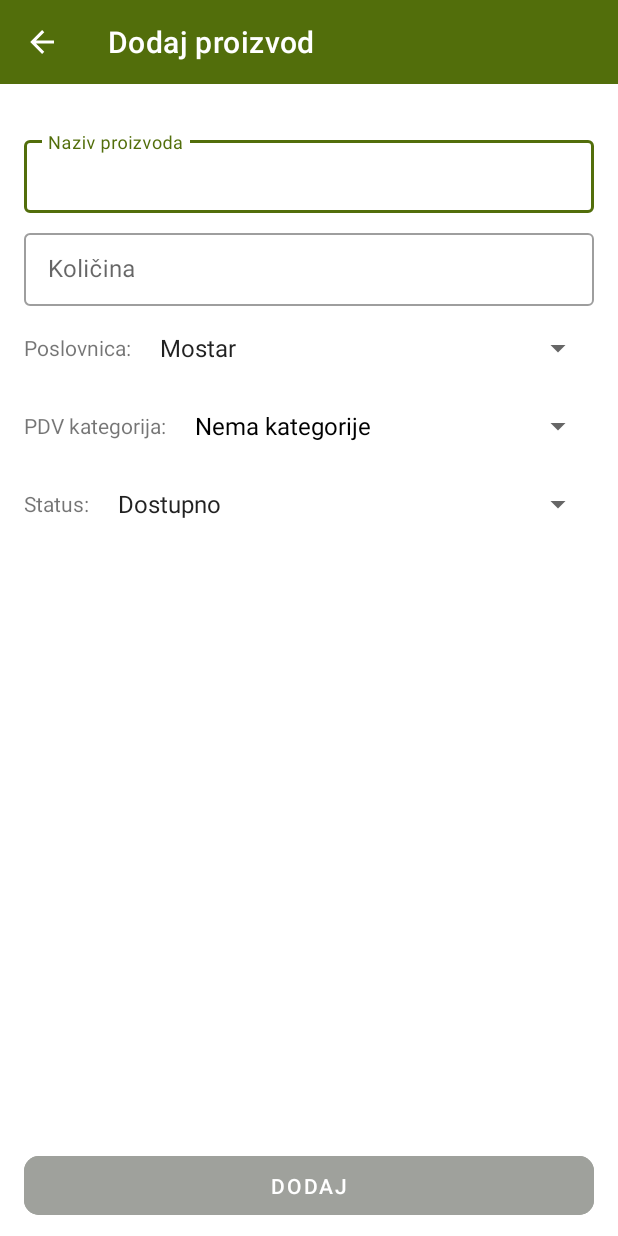
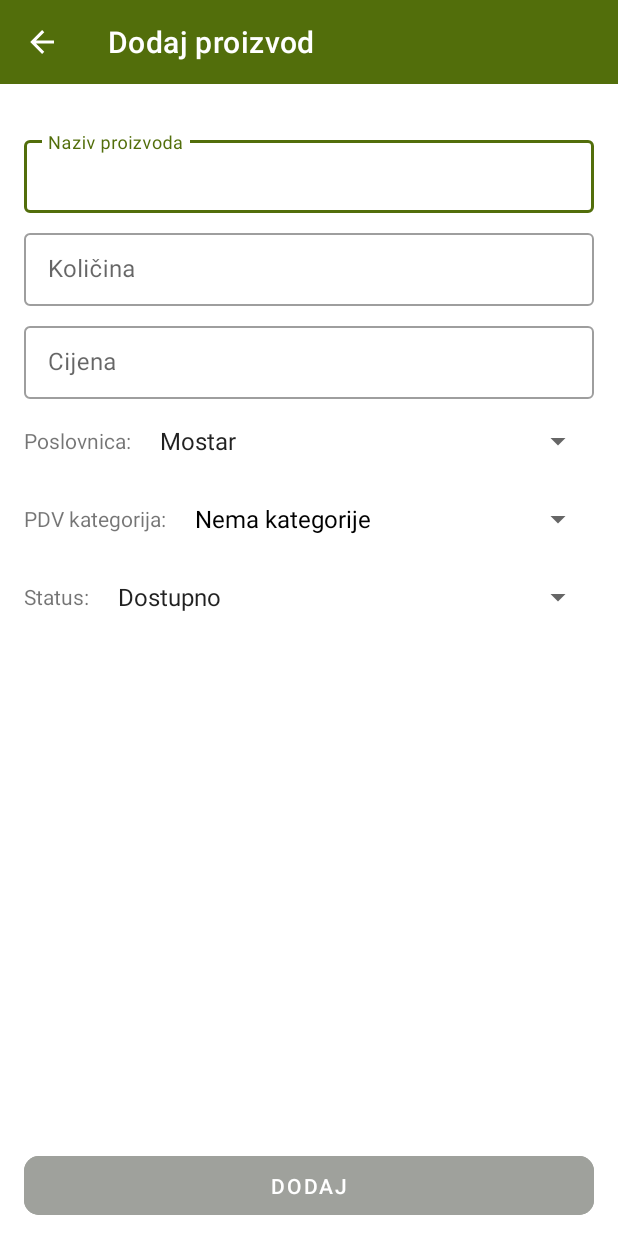
Before and after one commit to imranspahic/NRS-projekat, an Android app: the AddProductActivity screen opened directly, with no data from a screen before it, on a phone screen of 412 x 824 dp. Run offline under Robolectric (Android 15) with nearby library versions, the phone set to English and light mode, and no system bars; our stand-ins replace Firebase (no records; nobody signed in at launch, a user with empty details on screens opened directly).

Commit message:
dodan field za cijenu na proizvodima

```diff
--- a/app/src/main/java/ba/etf/nrsprojekat/AddProductActivity.kt
+++ b/app/src/main/java/ba/etf/nrsprojekat/AddProductActivity.kt
@@ -22,6 +22,8 @@ class AddProductActivity : AppCompatActivity() {
 
     private lateinit var addProductNameField: TextInputEditText
     private lateinit var addProductQuantityField: TextInputEditText
+    private lateinit var addProductPriceField: TextInputEditText
+
     private lateinit var addProductPoslovnicaSpinner: Spinner
     private lateinit var addProductPdvSpinner: Spinner
     private lateinit var addProductStatusSpinner: Spinner
@@ -33,6 +35,7 @@ class AddProductActivity : AppCompatActivity() {
         toolbar = findViewById(R.id.addProductToolbar)
         addProductNameField = findViewById(R.id.addProductNameField)
         addProductQuantityField = findViewById(R.id.addProductQuantityField)
+        addProductPriceField = findViewById(R.id.addProductPriceField)
         addProductPoslovnicaSpinner = findViewById(R.id.addProductPoslovnicaSpinner)
         addProductPdvSpinner = findViewById(R.id.addProductPdvSpinner)
         addProductStatusSpinner = findViewById(R.id.addProductStatusSpinner)
@@ -91,6 +94,19 @@ class AddProductActivity : AppCompatActivity() {
                 checkButtonState()
             }
         })
+
+        addProductPriceField.addTextChangedListener(object : TextWatcher {
+            override fun afterTextChanged(s: Editable?) {
+            }
+
+            override fun beforeTextChanged(s: CharSequence?, start: Int, count: Int, after: Int) {
+            }
+
+            override fun onTextChanged(s: CharSequence?, start: Int, before: Int, count: Int) {
+                setProductStatus()
+                checkButtonState()
+            }
+        })
     }
 
     private fun onToolbarBackButton() {
@@ -107,6 +123,7 @@ class AddProductActivity : AppCompatActivity() {
             addProductPoslovnicaSpinner.selectedItem as String,
             pdvCategoryName,
              addProductQuantityField.text.toString().toInt(),
+            addProductPriceField.text.toString().toDouble(),
             (addProductStatusSpinner.selectedItem as String).lowercase(),
         ) {
             result, mode ->
@@ -135,7 +152,12 @@ class AddProductActivity : AppCompatActivity() {
     private fun checkButtonState() {
         var productNameCondition = addProductNameField.text?.isNotEmpty() ?: false
         var productQuantityCondition =  addProductQuantityField.text?.isNotEmpty() ?: false
-        addProductSaveDugme.isEnabled = productNameCondition && productQuantityCondition
+        var productPriceCondition =  addProductPriceField.text?.isNotEmpty() ?: false
+
+        addProductSaveDugme.isEnabled =
+            productNameCondition
+                    && productQuantityCondition
+                    && productPriceCondition
     }
 
     private fun initializeProductData(productID: String) {
@@ -146,6 +168,7 @@ class AddProductActivity : AppCompatActivity() {
 
         addProductNameField.setText(product.name)
         addProductQuantityField.setText(product.quantity.toString())
+        addProductPriceField.setText(product.price.toString())
         Log.d("products", product.status)
         when (product.status.lowercase()) {
             "dostupno" ->
--- a/app/src/main/java/ba/etf/nrsprojekat/data/models/Product.kt
+++ b/app/src/main/java/ba/etf/nrsprojekat/data/models/Product.kt
@@ -8,10 +8,11 @@ data class Product(
     var poslovnicaName: String,
     var pdvCategoryName: String?,
     var quantity: Int,
+    var price: Double,
     var status: String,
     var updatedAt: Date
 ) {
-    public var kolicinaNarudzbe: Int = 0
+    var kolicinaNarudzbe: Int = 0
     init {
         if(poslovnicaName.isEmpty()) {
             poslovnicaName = "Ime poslovnice"
--- a/app/src/main/res/layout/activity_add_product.xml
+++ b/app/src/main/res/layout/activity_add_product.xml
@@ -70,6 +70,29 @@
     </com.google.android.material.textfield.TextInputLayout>
 
 
+    <com.google.android.material.textfield.TextInputLayout
+        android:layout_weight="1"
+        style="@style/Widget.MaterialComponents.TextInputLayout.OutlinedBox.Dense"
+        android:layout_width="match_parent"
+        android:layout_height="wrap_content"
+        android:id="@+id/addProductPriceTextInput"
+        android:layout_marginTop="8dp"
+        android:layout_marginHorizontal="16dp"
+        android:hint="Cijena"
+        app:layout_constraintEnd_toEndOf="parent"
+        app:layout_constraintStart_toStartOf="parent"
+        app:layout_constraintTop_toBottomOf="@id/addProductQuantityTextInput"
+        >
+
+        <com.google.android.material.textfield.TextInputEditText
+            android:id="@+id/addProductPriceField"
+            android:layout_width="match_parent"
+            android:layout_height="wrap_content"
+            android:inputType="numberDecimal"
+            />
+
+    </com.google.android.material.textfield.TextInputLayout>
+
     <LinearLayout
         android:id="@+id/addProductPoslovnicaLinearLayout"
         android:layout_width="0dp"
@@ -79,7 +102,7 @@
         android:layout_marginHorizontal="16dp"
         app:layout_constraintStart_toStartOf="parent"
         app:layout_constraintEnd_toEndOf="parent"
-        app:layout_constraintTop_toBottomOf="@id/addProductQuantityTextInput"
+        app:layout_constraintTop_toBottomOf="@id/addProductPriceTextInput"
         app:layout_constraintBottom_toTopOf="@id/addProductPdvLinearLayout"
         android:gravity="center"
        >
--- a/app/src/main/res/layout/product_list_item.xml
+++ b/app/src/main/res/layout/product_list_item.xml
@@ -70,6 +70,7 @@
                     android:layout_weight="1"
                     android:text="TextView" />
             </LinearLayout>
+
 
             <LinearLayout
                 android:layout_width="match_parent"
```
Also changed, not shown: app/src/main/java/ba/etf/nrsprojekat/services/ProductsService.kt (+8 -1 lines).
